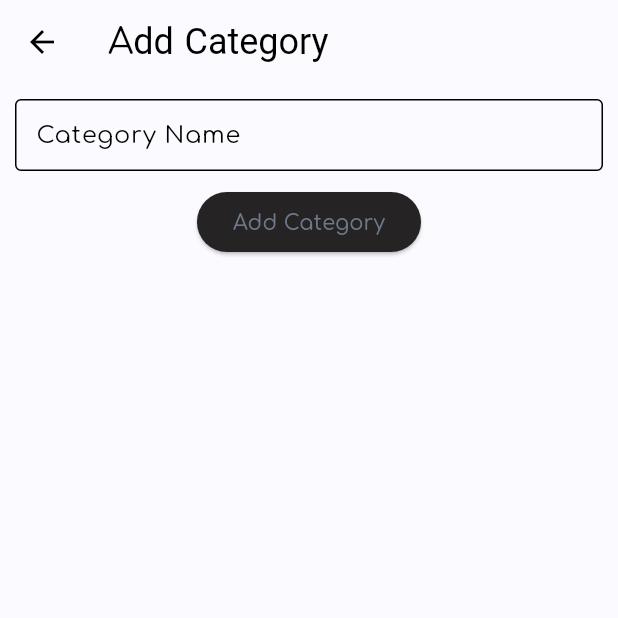
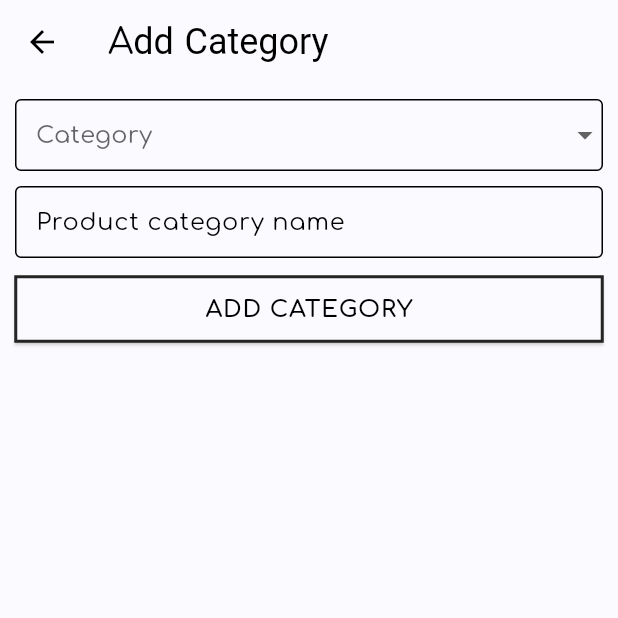
Before and after one commit to mrcodefrost/kriminal_fashion_ecommerce, a Flutter app: the AddCategoryScreen screen opened directly, on a phone screen of 412 x 824 dp, the top half of it. Run offline on Flutter 3.47's test engine with Material 3 defaults, Android fonts, the phone set to English and light mode, and no system bars; our stand-ins replace cloud_firestore, firebase_core, get, google_fonts, liquid_pull_to_refresh, logger and 1 more; accounts and stored records are empty.

Commit message:
files updated

```diff
--- /dev/null
+++ b/lib/feature/category/presentation/screens/add_category_screen.dart
@@ -0,0 +1,55 @@
+import 'package:flutter/material.dart';
+import 'package:get/get.dart';
+import 'package:kriminal_fashion_ecommerce/controller/home_controller.dart';
+import 'package:kriminal_fashion_ecommerce/feature/common/presentation/widgets/primary_button.dart';
+
+import '../../../../utils/validations.dart';
+import '../../../common/presentation/widgets/custom_drop_down_menu.dart';
+import '../../data/models/super_category.dart';
+
+class AddCategoryScreen extends StatelessWidget {
+  AddCategoryScreen({super.key});
+
+  final HomeController homeController = Get.find<HomeController>();
+
+  @override
+  Widget build(BuildContext context) {
+    return Scaffold(
+      appBar: AppBar(
+        title: const Text('Add Category'),
+      ),
+      body: SingleChildScrollView(
+        child: Container(
+          margin: const EdgeInsets.all(10),
+          width: double.maxFinite,
+          child: Column(
+            children: [
+              CustomDropDownMenu(
+                items: superCategoriesList,
+                hintText: 'Category',
+                onChanged: (value) {
+                  homeController.selectedSuperCategory.value = value ?? homeController.selectedSuperCategory.value;
+                },
+                validator: Validations.isEmptyDropDownValidator,
+              ),
+              const SizedBox(height: 10),
+              TextField(
+                controller: homeController.categoryNameController,
+                decoration: const InputDecoration(
+                    label: Text('Product category name'), hintText: 'Enter your product category here'),
+              ),
+              const SizedBox(
+                height: 10,
+              ),
+              PrimaryButton(
+                  text: 'Add Category',
+                  onPressed: () {
+                    homeController.addCategory();
+                  }),
+            ],
+          ),
+        ),
+      ),
+    );
+  }
+}
--- a/lib/widgets/custom_drop_down_menu.dart
+++ b/lib/feature/common/presentation/widgets/custom_drop_down_menu.dart
@@ -1,5 +1,4 @@
 import 'package:flutter/material.dart';
-import 'package:get/get.dart';
 
 class CustomDropDownMenu extends StatelessWidget {
   final List<String> items;
--- a/lib/widgets/primary_button.dart
+++ b/lib/feature/common/presentation/widgets/primary_button.dart
@@ -3,7 +3,8 @@ import 'package:flutter/material.dart';
 class PrimaryButton extends StatelessWidget {
   final String text;
   final VoidCallback? onPressed;
-  const PrimaryButton({super.key, required this.text, this.onPressed});
+  final bool? capitalise;
+  const PrimaryButton({super.key, required this.text, this.onPressed, this.capitalise = true});
 
   @override
   Widget build(BuildContext context) {
@@ -22,7 +23,7 @@ class PrimaryButton extends StatelessWidget {
         ),
         onPressed: onPressed,
         child: Text(
-          text,
+          capitalise == true ? text.toUpperCase() : text,
           style: Theme.of(context).textTheme.bodyLarge?.copyWith(
                 fontWeight: FontWeight.w600,
               ),
--- a/lib/main.dart
+++ b/lib/main.dart
@@ -6,7 +6,7 @@ import 'package:kriminal_fashion_ecommerce/themes/theme_controller.dart';
 import 'package:shared_preferences/shared_preferences.dart';
 
 import 'controller/home_controller.dart';
-import 'screens/home_screen.dart';
+import 'feature/product/presentation/screens/home_screen.dart';
 import 'themes/dark_mode.dart';
 import 'themes/light_mode.dart';
 
--- a/lib/screens/add_category_screen.dart
+++ /dev/null
@@ -1,45 +0,0 @@
-import 'package:flutter/material.dart';
-import 'package:get/get.dart';
-import 'package:kriminal_fashion_ecommerce/controller/home_controller.dart';
-
-class AddCategoryScreen extends StatelessWidget {
-  AddCategoryScreen({super.key});
-
-  final HomeController homeController = Get.find<HomeController>();
-
-  @override
-  Widget build(BuildContext context) {
-    return Scaffold(
-      appBar: AppBar(
-        title: const Text('Add Category'),
-      ),
-      body: SingleChildScrollView(
-        child: Container(
-          margin: const EdgeInsets.all(10),
-          width: double.maxFinite,
-          child: Column(
-            children: [
-              TextField(
-                controller: homeController.categoryNameController,
-                decoration:
-                    const InputDecoration(label: Text('Category Name'), hintText: 'Enter your product category here'),
-              ),
-              const SizedBox(
-                height: 10,
-              ),
-              ElevatedButton(
-                  style: ElevatedButton.styleFrom(
-                    backgroundColor: context.theme.colorScheme.secondary,
-                    foregroundColor: context.theme.colorScheme.inversePrimary,
-                  ),
-                  onPressed: () async {
-                    homeController.addCategory();
-                  },
-                  child: const Text('Add Category')),
-            ],
-          ),
-        ),
-      ),
-    );
-  }
-}
--- a/lib/themes/theme_controller_getx.dart
+++ b/lib/themes/theme_controller_getx.dart
@@ -2,6 +2,8 @@ import 'package:flutter/material.dart';
 import 'package:get/get.dart';
 import 'package:kriminal_fashion_ecommerce/themes/dark_mode.dart';
 import 'package:kriminal_fashion_ecommerce/themes/light_mode.dart';
+
+import '../utils/utils.dart';
 
 // ENTIRELY USELESS(WRONG) APPROACH
 
@@ -25,7 +27,7 @@ class ThemeControllerGetx extends GetxController {
       themeData.value = lightMode;
     }
 
-    print('TOGGLE THEME CALLED');
+    logg.d('Toggle theme: ${themeData.value}');
     // put this in MyApp before @override
     // final ThemeController _themeController = Get.put(ThemeController());
     // in individual screens
--- /dev/null
+++ b/lib/utils/utils.dart
@@ -0,0 +1,3 @@
+import 'package:logger/logger.dart';
+
+Logger logg = Logger();
--- a/pubspec.yaml
+++ b/pubspec.yaml
@@ -43,6 +43,7 @@ dependencies:
   shared_preferences: ^2.2.2
   liquid_pull_to_refresh: ^3.0.1
   json_annotation: ^4.8.1
+  logger: ^2.4.0
 
 dev_dependencies:
   json_serializable : ^6.7.1
```
Also changed, not shown: lib/controller/home_controller.dart (+19 -7 lines), lib/feature/category/data/models/product_category.dart (renamed from lib/model/product_category.dart, +12 -1 lines), lib/feature/category/presentation/screens/categories_screen.dart (renamed from lib/screens/categories_screen.dart, +6 -10 lines), lib/feature/product/domain/usecase/add_product_usecases.dart (added, +22 -0 lines), lib/feature/product/presentation/screens/add_product_screen.dart (renamed from lib/screens/add_product_screen.dart, +4 -24 lines), lib/feature/product/presentation/screens/home_screen.dart (renamed from lib/screens/home_screen.dart, +4 -6 lines), lib/feature/category/data/models/super_category.dart (renamed from lib/model/super_category.dart), lib/feature/common/presentation/widgets/secondary_button.dart (renamed from lib/widgets/secondary_button.dart), lib/feature/product/data/models/product.dart (renamed from lib/model/product.dart), pubspec.lock.
